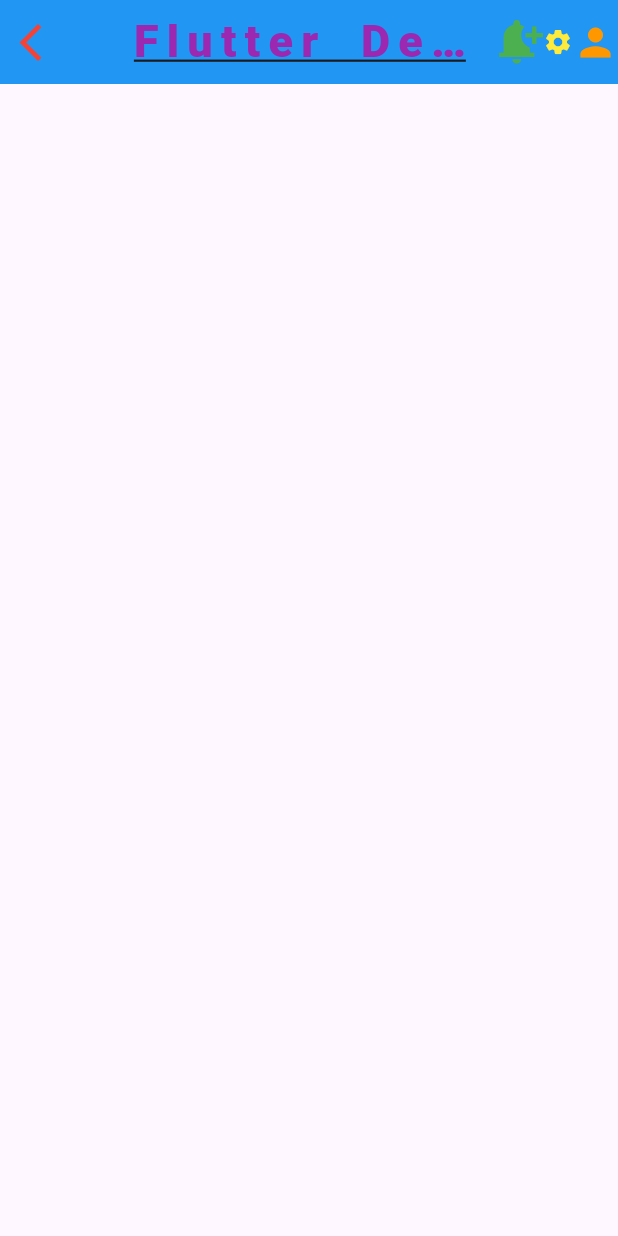
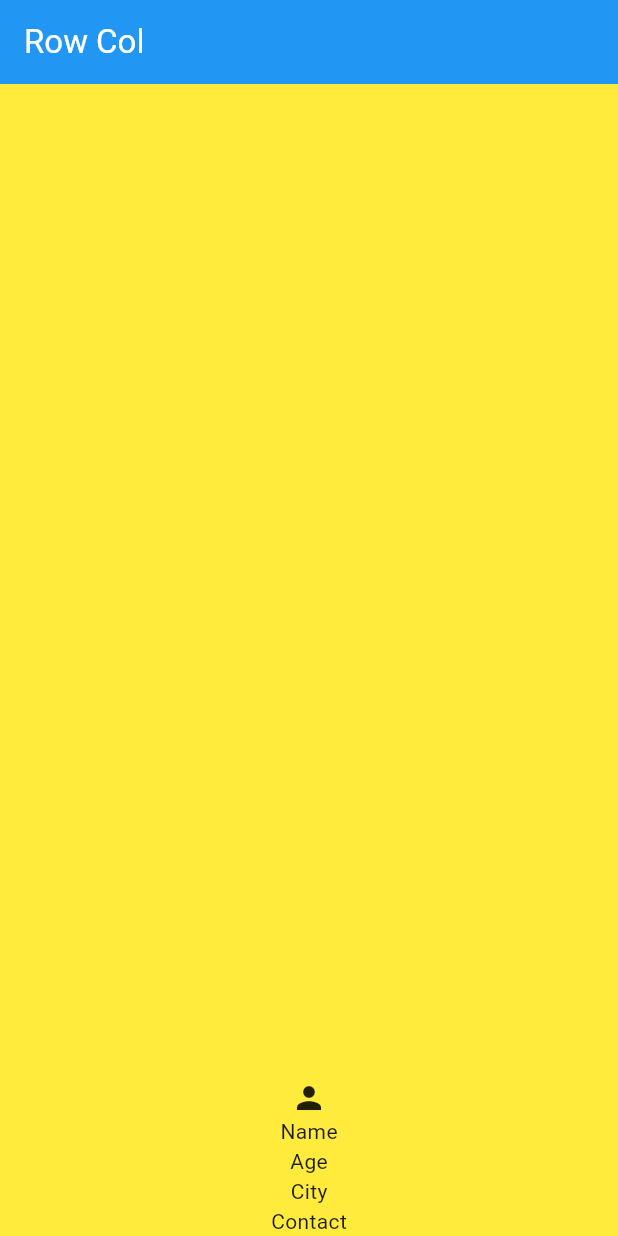
Before and after one commit to AbRehman536/tahir_frontend, a Flutter app: the screen it shows after launch, on a phone screen of 412 x 824 dp. Run offline on Flutter 3.47's test engine with Material 3 defaults, Android fonts, the light colour scheme and no system bars.

Commit message:
Fab , Row Col done

```diff
--- a/lib/main.dart
+++ b/lib/main.dart
@@ -1,4 +1,6 @@
 import 'package:flutter/material.dart';
+import 'package:tahir_frontend/fab.dart';
+import 'package:tahir_frontend/row_col.dart';
 
 import 'appbar.dart';
 
@@ -32,7 +34,7 @@
         // tested with just a hot reload.
         colorScheme: ColorScheme.fromSeed(seedColor: Colors.deepPurple),
       ),
-      home: Appbar(),
+      home: RowColDemo(),
     );
   }
 }
--- /dev/null
+++ b/lib/row_col.dart
@@ -0,0 +1,31 @@
+import 'package:flutter/material.dart';
+
+class RowColDemo extends StatelessWidget {
+  const RowColDemo({super.key});
+
+  @override
+  Widget build(BuildContext context) {
+    return Scaffold(
+      appBar: AppBar(
+        title: Text("Row Col"),
+        backgroundColor: Colors.blue,
+        foregroundColor: Colors.white,
+      ),
+      body: Container(
+        width: double.infinity,
+        color: Colors.yellow,
+        child: Column(
+          mainAxisAlignment: MainAxisAlignment.end,
+          crossAxisAlignment: CrossAxisAlignment.center,
+          children: [
+            Icon(Icons.person),
+            Text("Name"),
+            Text("Age"),
+            Text("City"),
+            Text("Contact"),
+          ],
+        ),
+      ),
+    );
+  }
+}
```
Also changed, not shown: lib/fab.dart (added, +23 -0 lines).
